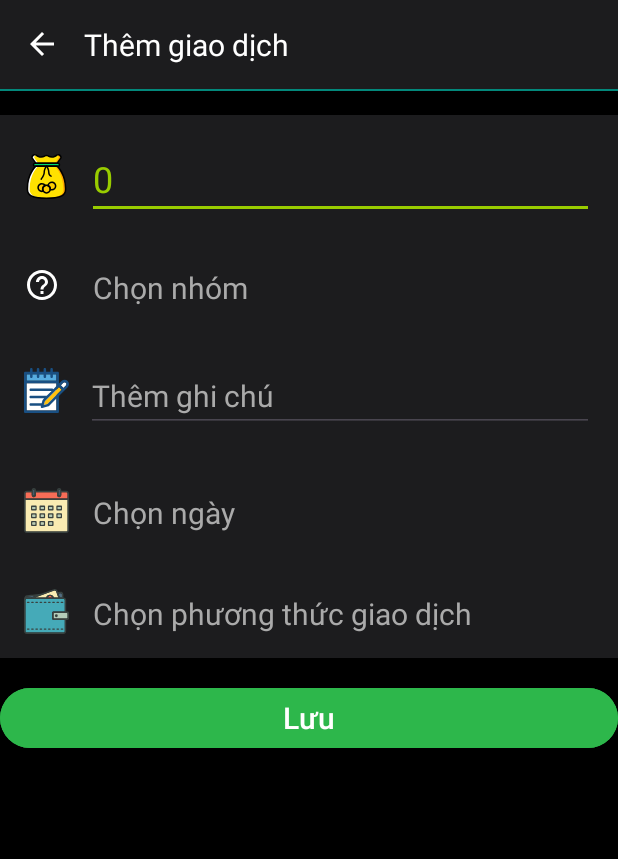
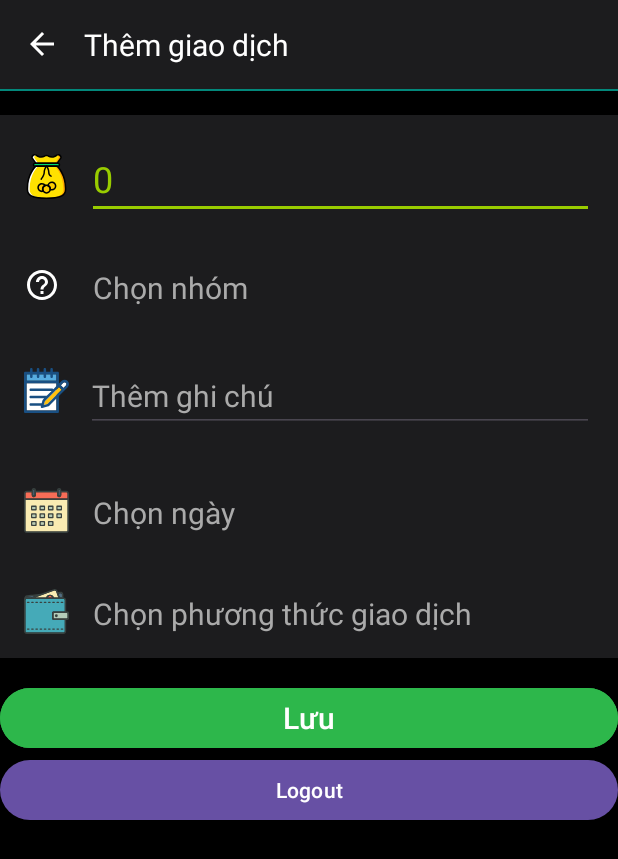
Before and after one commit to tungtran1204/HolaJicap_PRM392, an Android app: the AddTransactionActivity screen opened directly, with no data from a screen before it, on a phone screen of 412 x 824 dp. Shown: the top 859 px of the screen. Run offline under Robolectric (Android 15) with nearby library versions, the phone set to English and light mode, and no system bars.

Commit message:
TungTS
logout

```diff
--- a/HolaJicap/app/src/main/res/layout/activity_add_transaction.xml
+++ b/HolaJicap/app/src/main/res/layout/activity_add_transaction.xml
@@ -164,4 +164,10 @@
         android:backgroundTint="@color/green"
         android:layout_marginTop="16dp" />
 
+    <Button
+        android:id="@+id/logOutBtn"
+        android:layout_width="match_parent"
+        android:layout_height="wrap_content"
+        android:text="Logout" />
+
 </LinearLayout>
```
Also changed, not shown: HolaJicap/app/src/main/java/com/example/holajicap/AddTransactionActivity.java (+15 -0 lines).
